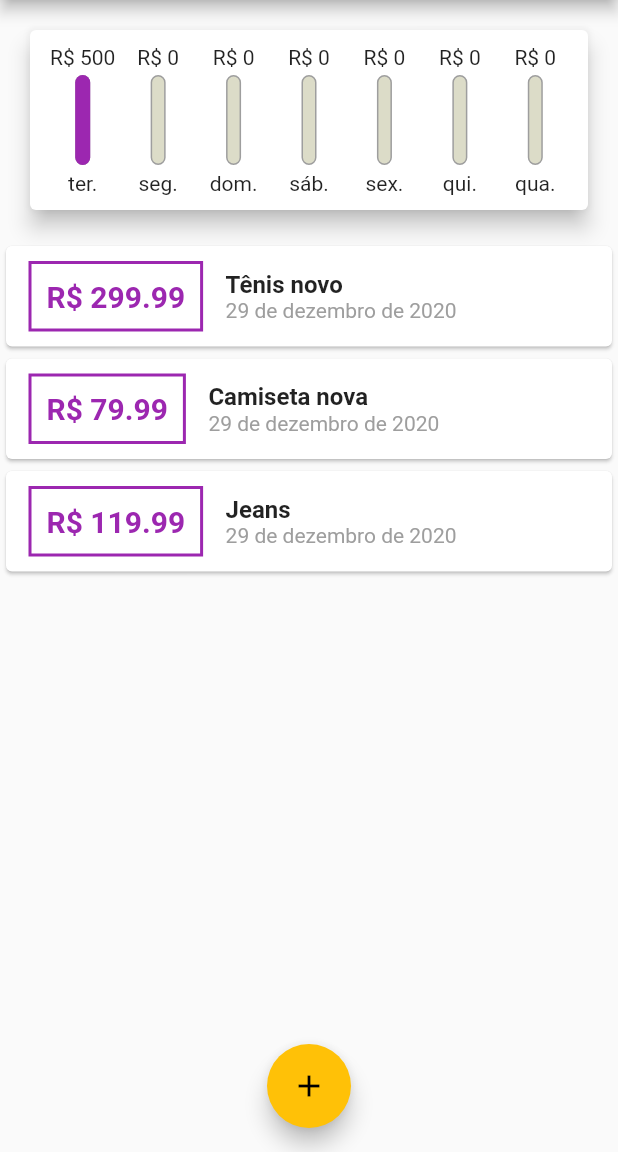
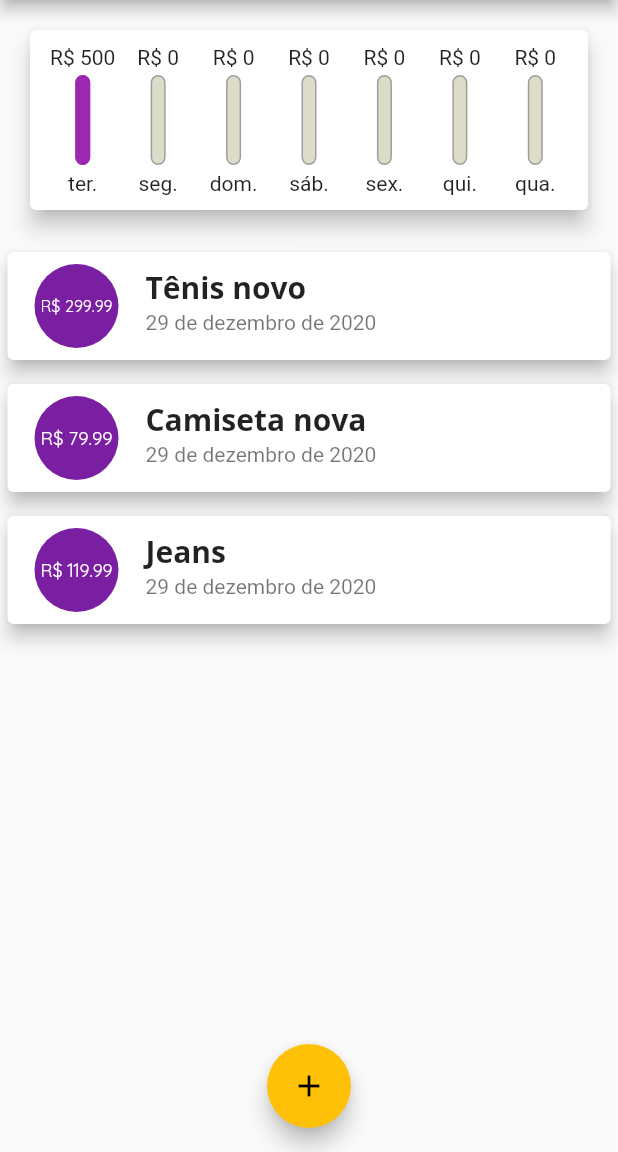
Before and after one commit to zigante/expense_planner, a Flutter app: the screen it shows after launch, on a phone screen of 412 x 824 dp, the part 84-1236 px from its top. Run offline on Flutter 3.47's test engine with Material 2 defaults, Android fonts, the phone set to English and light mode, and no system bars.

Commit message:
using list tile instead of container and card to display list items

```diff
--- a/lib/widgets/transaction_list.dart
+++ b/lib/widgets/transaction_list.dart
@@ -29,34 +29,59 @@ class TransactionList extends StatelessWidget {
               itemBuilder: (_context, _index) {
                 final currentTransaction = this._transactions[_index];
                 return Card(
-                  child: Row(
-                    children: [
-                      Container(
-                        padding: EdgeInsets.all(10),
-                        margin: EdgeInsets.symmetric(vertical: 10, horizontal: 15),
-                        decoration: BoxDecoration(border: Border.all(color: Theme.of(context).primaryColor, width: 2)),
-                        child: Text(
-                          'R\$ ${currentTransaction.amount.toStringAsFixed(2)}',
-                          style: TextStyle(
-                              fontWeight: FontWeight.bold, fontSize: 20, color: Theme.of(context).primaryColor),
+                  elevation: 5,
+                  margin: EdgeInsets.symmetric(horizontal: 5, vertical: 8),
+                  child: ListTile(
+                    leading: CircleAvatar(
+                      radius: 30,
+                      child: Padding(
+                        padding: const EdgeInsets.all(6),
+                        child: FittedBox(
+                          child: Text('R\$ ${currentTransaction.amount.toStringAsFixed(2)}'),
                         ),
                       ),
-                      Column(
-                        crossAxisAlignment: CrossAxisAlignment.start,
-                        children: [
-                          Text(
-                            currentTransaction.title,
-                            style: TextStyle(fontSize: 16, fontWeight: FontWeight.bold),
-                          ),
-                          Text(
-                            new DateFormat.yMMMMd('pt_BR').format(currentTransaction.date),
-                            style: TextStyle(color: Colors.grey),
-                          ),
-                        ],
-                      )
-                    ],
+                    ),
+                    title: Text(currentTransaction.title, style: Theme.of(context).textTheme.headline6),
+                    subtitle: Text(new DateFormat.yMMMMd('pt_BR').format(currentTransaction.date)),
+                    // trailing: IconButton(
+                    //   icon: Icon(Icons.delete),
+                    //   onPressed: () => null,
+                    //   color: Colors.red,
+                    // ),
                   ),
                 );
+                // return Card(
+                //   child: Row(
+                //     children: [
+                //       Container(
+                //         padding: EdgeInsets.all(10),
+                //         margin: EdgeInsets.symmetric(vertical: 10, horizontal: 15),
+                //         decoration: BoxDecoration(border: Border.all(color: Theme.of(context).primaryColor, width: 2)),
+                //         child: Text(
+                //           'R\$ ${currentTransaction.amount.toStringAsFixed(2)}',
+                //           style: TextStyle(
+                //             fontWeight: FontWeight.bold,
+                //             fontSize: 20,
+                //             color: Theme.of(context).primaryColor,
+                //           ),
+                //         ),
+                //       ),
+                //       Column(
+                //         crossAxisAlignment: CrossAxisAlignment.start,
+                //         children: [
+                //           Text(
+                //             currentTransaction.title,
+                //             style: TextStyle(fontSize: 16, fontWeight: FontWeight.bold),
+                //           ),
+                //           Text(
+                //             new DateFormat.yMMMMd('pt_BR').format(currentTransaction.date),
+                //             style: TextStyle(color: Colors.grey),
+                //           ),
+                //         ],
+                //       )
+                //     ],
+                //   ),
+                // );
               },
               itemCount: this._transactions.length,
             ),
```
